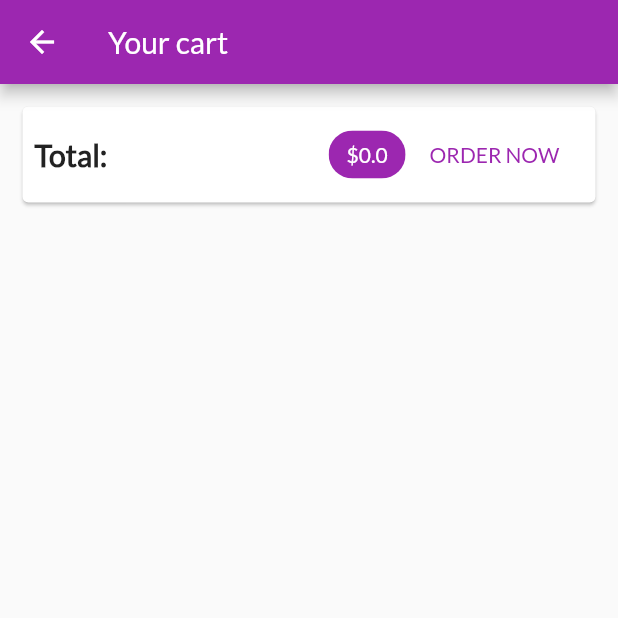
After one commit to lavrenyk/flutter_my_shop, a Flutter app: the CartScreen screen opened by its route, on a phone screen of 412 x 824 dp, the top half of it. The commit adds this screen. Run offline on Flutter 3.47's test engine with Material 2 defaults, Android fonts, the phone set to English and light mode, and no system bars; network calls fail.

Commit message:
workStamp 2850

```diff
--- a/lib/main.dart
+++ b/lib/main.dart
@@ -4,6 +4,7 @@ import 'package:provider/provider.dart';
 
 import './screens/products_overview_screen.dart';
 import './screens/product_detail_screen.dart';
+import './screens/cart_screen.dart';
 import './providers/cart.dart';
 
 void main() => runApp(MyApp());
@@ -30,6 +31,7 @@ class MyApp extends StatelessWidget {
         home: ProductOverviewScreen(),
         routes: {
           '/product-detail': (ctx) => ProductDetailScreen(),
+          '/cart': (ctx) => CartScreen(),
         },
       ),
     );
--- a/lib/providers/cart.dart
+++ b/lib/providers/cart.dart
@@ -18,7 +18,15 @@ class Cart with ChangeNotifier {
   Map<String, CartItem> _items = {};
 
   Map<String, CartItem> get items {
-    return {...items};
+    return {..._items};
+  }
+
+  double get totalAmount {
+    var total = 0.0;
+    _items.forEach((key, item) {
+      total += item.price * item.quantity;
+    });
+    return total;
   }
 
   int get itemsCount {
--- /dev/null
+++ b/lib/screens/cart_screen.dart
@@ -0,0 +1,69 @@
+import 'package:flutter/material.dart';
+import 'package:provider/provider.dart';
+
+import '../providers/cart.dart' show Cart;
+import '../widgets/cart_item.dart';
+
+class CartScreen extends StatelessWidget {
+  @override
+  Widget build(BuildContext context) {
+    final cart = Provider.of<Cart>(context);
+
+    return Scaffold(
+      appBar: AppBar(
+        title: Text('Your cart'),
+      ),
+      body: Column(
+        children: <Widget>[
+          Card(
+            margin: EdgeInsets.all(15),
+            child: Padding(
+              padding: EdgeInsets.all(8),
+              child: Row(
+                mainAxisAlignment: MainAxisAlignment.spaceBetween,
+                children: <Widget>[
+                  Text(
+                    'Total:',
+                    style: TextStyle(
+                      fontSize: 20,
+                      fontWeight: FontWeight.bold,
+                    ),
+                  ),
+                  Spacer(),
+                  Chip(
+                    label: Text(
+                      '\$${cart.totalAmount}',
+                      style: TextStyle(
+                        color: Theme.of(context).primaryTextTheme.title.color,
+                      ),
+                    ),
+                    backgroundColor: Theme.of(context).primaryColor,
+                  ),
+                  FlatButton(
+                    child: Text(
+                      'ORDER NOW',
+                    ),
+                    textColor: Theme.of(context).primaryColor,
+                    onPressed: () {},
+                  )
+                ],
+              ),
+            ),
+          ),
+          SizedBox(height: 5),
+          Expanded(
+            child: ListView.builder(
+              itemCount: cart.itemsCount,
+              itemBuilder: (ctx, i) => CartItem(
+                cart.items.values.toList()[i].id,
+                cart.items.values.toList()[i].title,
+                cart.items.values.toList()[i].price,
+                cart.items.values.toList()[i].quantity,
+              ),
+            ),
+          ),
+        ],
+      ),
+    );
+  }
+}
--- a/lib/screens/products_overview_screen.dart
+++ b/lib/screens/products_overview_screen.dart
@@ -51,7 +51,9 @@ class _ProductOverviewScreenState extends State<ProductOverviewScreen> {
             ),
             child: IconButton(
                 icon: Icon(Icons.shopping_cart),
-                onPressed: () {},
+                onPressed: () {
+                  Navigator.pushNamed(context, '/cart');
+                },
               ),
           ),
         ],
```
Also changed, not shown: lib/widgets/cart_item.dart (added, +38 -0 lines).
